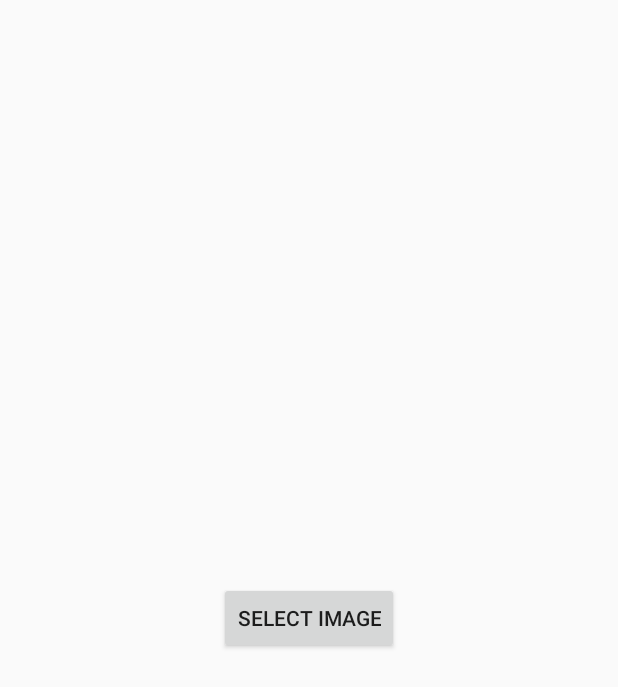
After one commit to rool78/rool-codelab-android-workmanager, an Android app: the layout activity_select.xml on its own in the app's theme, with its tools: preview values and no code run, on a phone screen of 412 x 824 dp. The commit adds this screen. Shown: the top 687 px of the screen. Run offline under Robolectric (Android 15) with nearby library versions, the phone set to English and light mode, and no system bars.

Commit message:
select image activity

```diff
--- a/app/src/main/AndroidManifest.xml
+++ b/app/src/main/AndroidManifest.xml
@@ -15,13 +15,14 @@
         android:supportsRtl="true"
         android:theme="@style/AppTheme">
 
-        <activity android:name=".BlurActivity">
+        <activity android:name=".SelectImageActivity">
             <intent-filter>
                 <action android:name="android.intent.action.MAIN" />
                 <category android:name="android.intent.category.LAUNCHER" />
             </intent-filter>
         </activity>
 
+        <activity android:name=".BlurActivity"/>
 
     </application>
 
--- a/app/src/main/java/com/example/background/BlurActivity.kt
+++ b/app/src/main/java/com/example/background/BlurActivity.kt
@@ -16,6 +16,7 @@
 
 package com.example.background
 
+import android.net.Uri
 import android.os.Bundle
 import android.view.View
 import androidx.activity.viewModels
@@ -35,6 +36,11 @@ class BlurActivity : AppCompatActivity() {
         super.onCreate(savedInstanceState)
         binding = ActivityBlurBinding.inflate(layoutInflater)
         setContentView(binding.root)
+
+        val selectedImage = intent.getStringExtra(KEY_IMAGE_URI)
+        println("???? blurActivity selectedImage $selectedImage")
+
+        binding.imageView.setImageURI(Uri.parse(selectedImage))
 
         binding.goButton.setOnClickListener { viewModel.applyBlur(blurLevel) }
     }
--- /dev/null
+++ b/app/src/main/res/layout/activity_select.xml
@@ -0,0 +1,40 @@
+<?xml version="1.0" encoding="utf-8"?>
+<!--
+  ~ Copyright (C) 2018 The Android Open Source Project
+  ~
+  ~ Licensed under the Apache License, Version 2.0 (the "License");
+  ~ you may not use this file except in compliance with the License.
+  ~ You may obtain a copy of the License at
+  ~
+  ~      http://www.apache.org/licenses/LICENSE-2.0
+  ~
+  ~ Unless required by applicable law or agreed to in writing, software
+  ~ distributed under the License is distributed on an "AS IS" BASIS,
+  ~ WITHOUT WARRANTIES OR CONDITIONS OF ANY KIND, either express or implied.
+  ~ See the License for the specific language governing permissions and
+  ~ limitations under the License.
+  -->
+
+<androidx.constraintlayout.widget.ConstraintLayout
+    xmlns:android="http://schemas.android.com/apk/res/android"
+    xmlns:app="http://schemas.android.com/apk/res-auto"
+    xmlns:tools="http://schemas.android.com/tools"
+    android:layout_width="match_parent"
+    android:layout_height="match_parent"
+    tools:context="com.example.background.SelectImageActivity"
+    tools:layout_editor_absoluteY="81dp">
+
+    <Button
+        android:id="@+id/selectImage"
+        android:layout_width="wrap_content"
+        android:layout_height="wrap_content"
+        android:layout_marginStart="8dp"
+        android:layout_marginEnd="8dp"
+        android:text="@string/select_image"
+        android:textAppearance="@style/TextAppearance.AppCompat.Widget.Button"
+        app:layout_constraintBottom_toBottomOf="parent"
+        app:layout_constraintEnd_toEndOf="parent"
+        app:layout_constraintStart_toStartOf="parent"
+        app:layout_constraintTop_toTopOf="parent" />
+
+</androidx.constraintlayout.widget.ConstraintLayout>
```
Also changed, not shown: app/src/main/java/com/example/background/BlurViewModel.kt (+22 -2 lines), app/src/main/java/com/example/background/SelectImageActivity.kt (added, +141 -0 lines), app/src/main/java/com/example/background/workers/BlurWorker.kt (+25 -6 lines).
